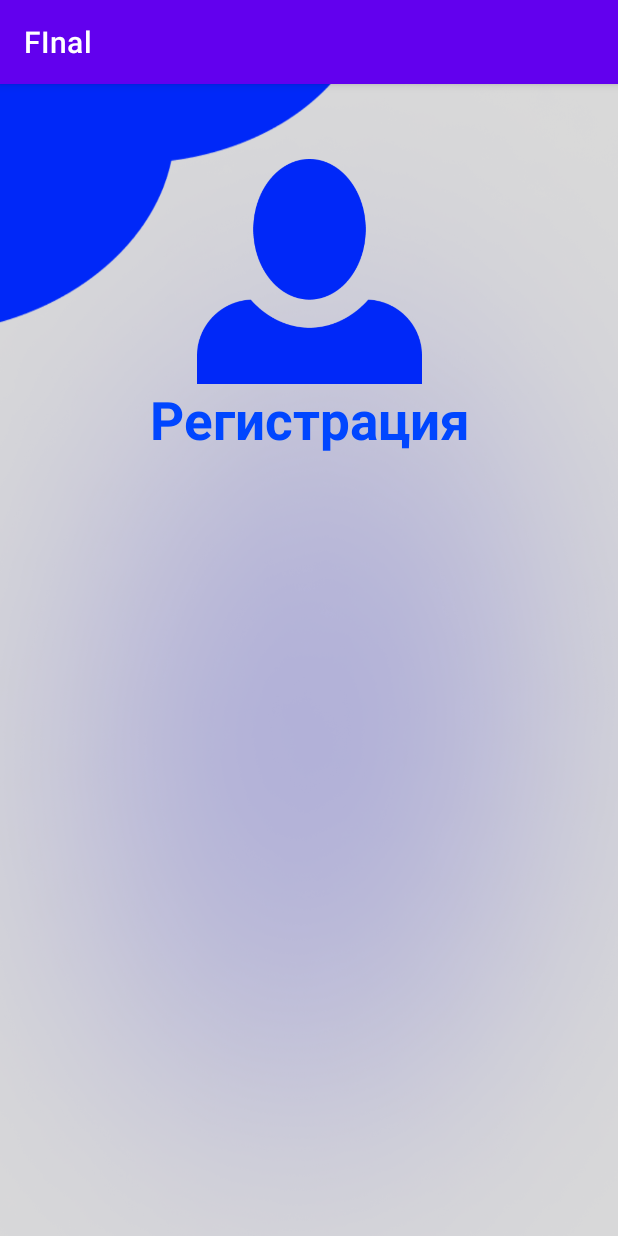
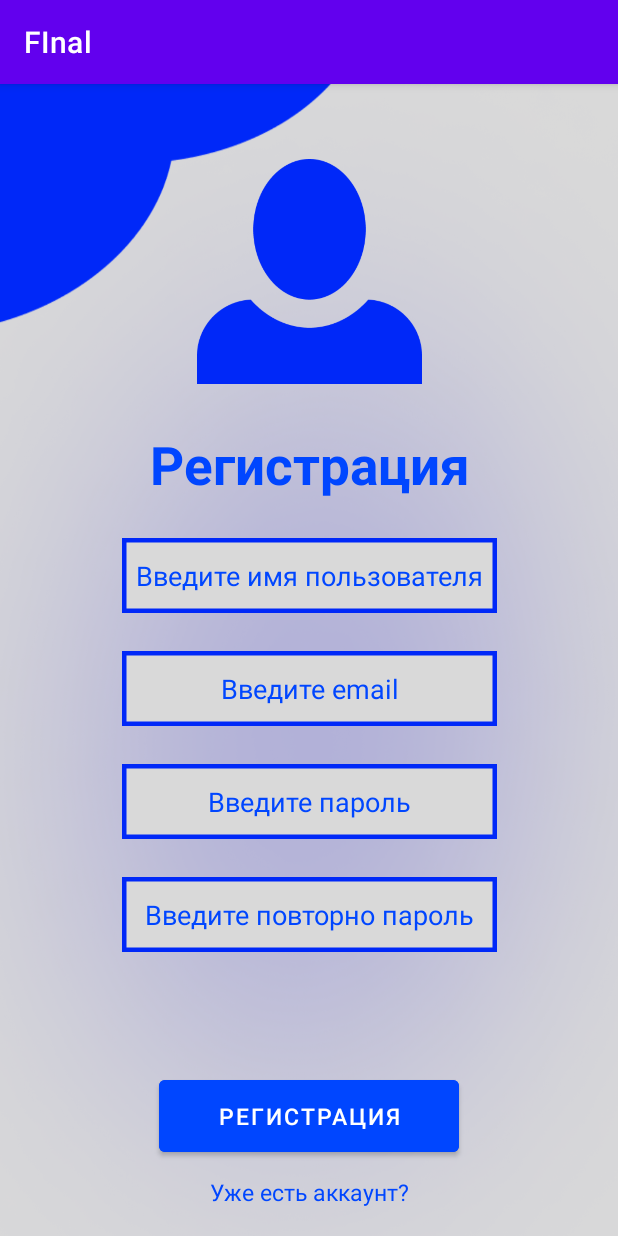
Before and after one commit to Rassu1/KBTU_android, an Android app: the activity_register screen opened directly, with no data from a screen before it, on a phone screen of 412 x 824 dp. Run offline under Robolectric (Android 15) with nearby library versions, the phone set to English and light mode, and no system bars.

Commit message:
Reg and Sig alr

```diff
--- a/FInal/app/src/main/java/com/example/afinal/MainActivity.kt
+++ b/FInal/app/src/main/java/com/example/afinal/MainActivity.kt
@@ -7,15 +7,25 @@ import android.widget.Button
 
 class MainActivity : AppCompatActivity() {
 
-    lateinit var button : Button
+    private lateinit var button_sig : Button
+
+    private lateinit var button_reg : Button
+
     override fun onCreate(savedInstanceState: Bundle?) {
         super.onCreate(savedInstanceState)
         setContentView(R.layout.activity_main)
 
-        button = findViewById(R.id.sign_in_button)
+        button_sig = findViewById(R.id.sign_in_button)
 
-        button.setOnClickListener {
+        button_sig.setOnClickListener {
             val intent = Intent(this@MainActivity, activity_sign_in::class.java)
+            startActivity(intent)
+        }
+
+        button_reg = findViewById(R.id.registr_button)
+
+        button_reg.setOnClickListener {
+            val intent = Intent(this@MainActivity, activity_register::class.java)
             startActivity(intent)
         }
     }
--- a/FInal/app/src/main/res/layout/activity_register.xml
+++ b/FInal/app/src/main/res/layout/activity_register.xml
@@ -30,8 +30,103 @@
         android:textStyle="bold"
         app:layout_constraintEnd_toEndOf="parent"
         app:layout_constraintStart_toStartOf="parent"
-        app:layout_constraintTop_toTopOf="parent"
-        android:layout_marginTop="200dp"
-        />
+        app:layout_constraintTop_toBottomOf="@+id/reg_page_main_icon"
+        android:layout_marginTop="30dp"/>
+
+    <EditText
+        android:id="@+id/editText_User_name"
+        android:layout_width="250dp"
+        android:layout_height="50dp"
+        android:inputType="textPersonName"
+        android:hint="@string/User_name"
+        android:textAlignment="center"
+        android:textColorHint="@color/blue"
+        android:layout_marginTop="25dp"
+        android:background="@drawable/button_fill_blue"
+        app:layout_constraintEnd_toEndOf="parent"
+        app:layout_constraintStart_toStartOf="parent"
+        app:layout_constraintTop_toBottomOf="@+id/reg_page_title"
+        android:autofillHints="@string/User_name"
+        tools:ignore="LabelFor" />
+
+    <EditText
+        android:id="@+id/editText_User_email"
+        android:layout_width="250dp"
+        android:layout_height="0dp"
+        android:inputType="textEmailAddress"
+        android:hint="@string/User_email"
+        android:textColorHint="@color/blue"
+        android:textAlignment="center"
+        android:background="@drawable/button_fill_blue"
+        android:layout_marginTop="25dp"
+        app:layout_constraintEnd_toEndOf="parent"
+        app:layout_constraintStart_toStartOf="parent"
+        app:layout_constraintTop_toBottomOf="@+id/editText_User_name"
+        android:autofillHints="@string/User_email"
+        tools:ignore="LabelFor" />
+
+    <EditText
+        android:id="@+id/editText_User_pass"
+        android:layout_width="250dp"
+        android:layout_height="0dp"
+        android:inputType="textPersonName"
+        android:hint="@string/User_pass"
+        android:textColorHint="@color/blue"
+        android:textAlignment="center"
+        android:background="@drawable/button_fill_blue"
+        android:layout_marginTop="25dp"
+        app:layout_constraintEnd_toEndOf="parent"
+        app:layout_constraintStart_toStartOf="parent"
+        app:layout_constraintTop_toBottomOf="@+id/editText_User_email"
+        android:autofillHints="@string/User_pass"
+        tools:ignore="LabelFor" />
+
+    <EditText
+        android:id="@+id/editText_User_ver_pass"
+        android:layout_width="250dp"
+        android:layout_height="0dp"
+        android:inputType="textPersonName"
+        android:hint="@string/User_pass_ver"
+        android:textColorHint="@color/blue"
+        android:textAlignment="center"
+        android:background="@drawable/button_fill_blue"
+        android:layout_marginTop="25dp"
+        app:layout_constraintEnd_toEndOf="parent"
+        app:layout_constraintStart_toStartOf="parent"
+        app:layout_constraintTop_toBottomOf="@+id/editText_User_pass"
+        android:autofillHints="@string/User_pass_ver"
+        tools:ignore="LabelFor" />
+
+    <Button
+        android:id="@+id/registr_button"
+        android:layout_width="200dp"
+        android:layout_height="60dp"
+        android:layout_marginTop="15dp"
+        android:backgroundTint="@color/blue"
+        android:text="@string/Registr_text"
+        android:textColor="@color/white"
+        android:textSize="15sp"
+        app:layout_constraintBottom_toBottomOf="parent"
+        app:layout_constraintEnd_toEndOf="parent"
+        app:layout_constraintStart_toStartOf="parent"
+        android:layout_marginBottom="50dp"
+   />
+
+
+    <TextView
+        android:id="@+id/sig_no_ver"
+        android:layout_width="wrap_content"
+        android:layout_height="wrap_content"
+        android:text="@string/Alreaedy_reg"
+        android:textAlignment="center"
+        android:textColor="@color/blue"
+        android:textSize="15sp"
+        app:layout_constraintEnd_toEndOf="parent"
+        app:layout_constraintStart_toStartOf="parent"
+        app:layout_constraintTop_toBottomOf="@+id/registr_button"
+        android:layout_marginTop="10dp"/>
+
+
+
 
 </androidx.constraintlayout.widget.ConstraintLayout>
--- a/FInal/app/src/main/res/layout/activity_sign_in.xml
+++ b/FInal/app/src/main/res/layout/activity_sign_in.xml
@@ -42,7 +42,6 @@
         android:textColorHint="@color/orange"
         android:layout_marginTop="50dp"
         android:background="@drawable/button_fill"
-
         app:layout_constraintEnd_toEndOf="parent"
         app:layout_constraintStart_toStartOf="parent"
         app:layout_constraintTop_toBottomOf="@+id/sig_page_title"
@@ -78,5 +77,18 @@
         app:layout_constraintStart_toStartOf="parent"
         android:layout_marginBottom="150dp"/>
 
+    <TextView
+        android:id="@+id/sig_no_ver"
+        android:layout_width="wrap_content"
+        android:layout_height="wrap_content"
+        android:text="@string/Alreaedy_sig"
+        android:textAlignment="center"
+        android:textColor="@color/orange"
+        android:textSize="15sp"
+        app:layout_constraintEnd_toEndOf="parent"
+        app:layout_constraintStart_toStartOf="parent"
+        app:layout_constraintTop_toBottomOf="@+id/sign_in_button"
+        android:layout_marginTop="10dp"/>
+
 
 </androidx.constraintlayout.widget.ConstraintLayout>
--- a/FInal/app/src/main/res/values/strings.xml
+++ b/FInal/app/src/main/res/values/strings.xml
@@ -6,8 +6,11 @@
     <string name="Registr_text">Регистрация</string>
     <string name="Sign_in">Войти</string>
     <string name="Reg_main_icon">Main_Icon</string>
-    <string name="Sig_main_icon">MAin_Icon</string>
+    <string name="Sig_main_icon">Main_Icon</string>
+    <string name="Alreaedy_reg">Уже есть аккаунт?</string>
+    <string name="Alreaedy_sig">Еще нет аккаунта?</string>
     <string name="User_name">Введите имя пользователя</string>
     <string name="User_pass">Введите пароль</string>
+    <string name="User_pass_ver">Введите повторно пароль</string>
     <string name="User_email">Введите email</string>
 </resources>
```
Also changed, not shown: FInal/app/src/main/java/com/example/afinal/activity_sign_in.kt (+6 -1 lines).
